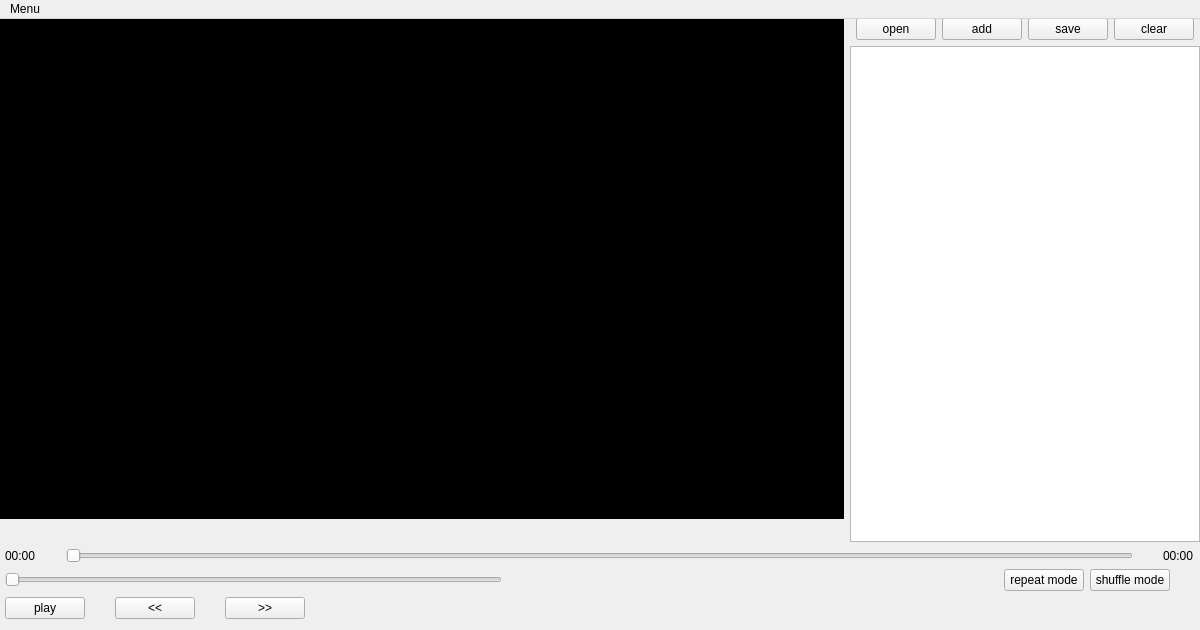
Before: the Qt Designer form mainwindow.ui in wahkorboy/QTVideoPlayer, drawn with Qt 5.
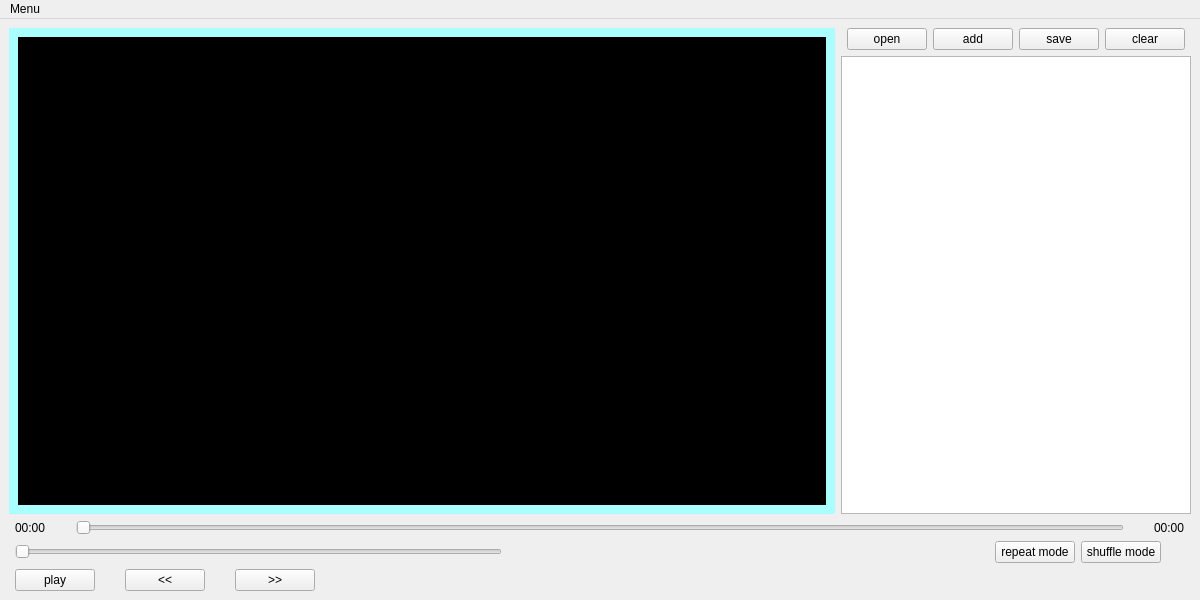
After: the same form once the commit is applied.

The edit to the form file:
```diff
--- a/mainwindow.ui
+++ b/mainwindow.ui
@@ -7,7 +7,7 @@
     <x>0</x>
     <y>0</y>
     <width>1200</width>
-    <height>630</height>
+    <height>600</height>
    </rect>
   </property>
   <property name="sizePolicy">
@@ -18,14 +18,14 @@
   </property>
   <property name="minimumSize">
    <size>
-    <width>120</width>
-    <height>63</height>
+    <width>600</width>
+    <height>300</height>
    </size>
   </property>
   <property name="maximumSize">
    <size>
-    <width>1200</width>
-    <height>630</height>
+    <width>12000</width>
+    <height>6300</height>
    </size>
   </property>
   <property name="windowTitle">
@@ -41,29 +41,34 @@
    <property name="styleSheet">
     <string notr="true"/>
    </property>
-   <widget class="QWidget" name="verticalLayoutWidget">
-    <property name="geometry">
-     <rect>
-      <x>-1</x>
-      <y>-1</y>
-      <width>1201</width>
-      <height>601</height>
-     </rect>
-    </property>
+   <layout class="QHBoxLayout" name="horizontalLayout_3">
+    <item>
     <layout class="QVBoxLayout" name="verticalLayoutMain">
      <item>
       <layout class="QHBoxLayout" name="horizontalLayout" stretch="3,1">
        <item>
         <widget class="QWidget" name="hrcontainer" native="true">
+          <property name="enabled">
+           <bool>true</bool>
+          </property>
+          <property name="sizePolicy">
+           <sizepolicy hsizetype="Expanding" vsizetype="Expanding">
+            <horstretch>0</horstretch>
+            <verstretch>0</verstretch>
+           </sizepolicy>
+          </property>
+          <property name="minimumSize">
+           <size>
+            <width>100</width>
+            <height>100</height>
+           </size>
+          </property>
+          <property name="styleSheet">
+           <string notr="true">background-color: rgb(170, 255, 255);</string>
+          </property>
+          <layout class="QHBoxLayout" name="horizontalLayout_4">
+           <item>
          <widget class="QWidget" name="widgetVideo" native="true">
-          <property name="geometry">
-           <rect>
-            <x>0</x>
-            <y>0</y>
-            <width>891</width>
-            <height>501</height>
-           </rect>
-          </property>
           <property name="sizePolicy">
            <sizepolicy hsizetype="Expanding" vsizetype="Expanding">
             <horstretch>0</horstretch>
@@ -74,6 +79,8 @@
            <string notr="true">background-color: rgb(0, 0, 0);</string>
           </property>
          </widget>
+           </item>
+          </layout>
         </widget>
        </item>
        <item>
@@ -249,7 +256,8 @@
       </layout>
      </item>
     </layout>
-   </widget>
+    </item>
+   </layout>
   </widget>
   <widget class="QMenuBar" name="menubar">
    <property name="geometry">
```
Lines whose indentation alone changed are shown as unchanged.
